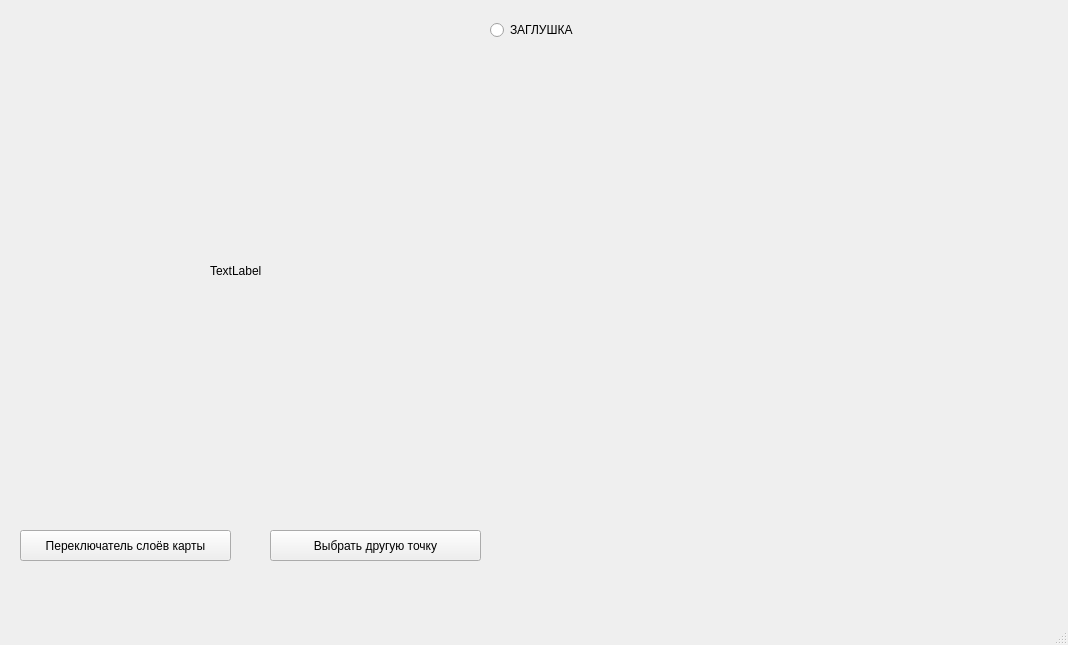
First picture: the form in untitled.ui, repository Vovadoes/Big-task-for-the-Maps-API, before the edit.
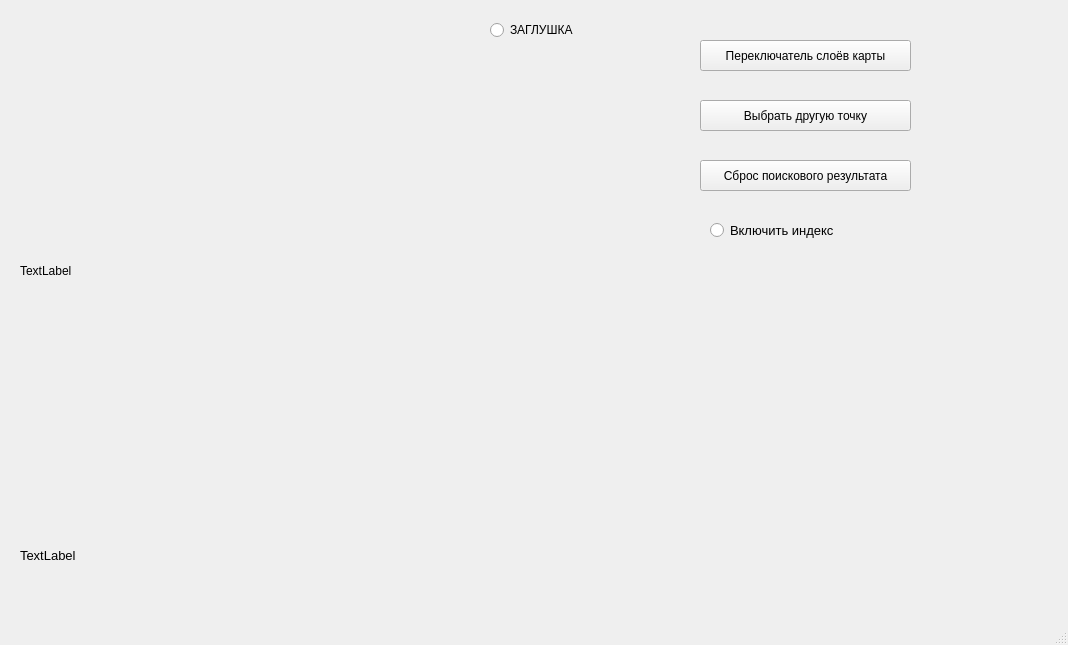
Second picture: the form after the edit.

```diff
--- a/untitled.ui
+++ b/untitled.ui
@@ -17,7 +17,7 @@
    <widget class="QLabel" name="label">
     <property name="geometry">
      <rect>
-      <x>210</x>
+      <x>20</x>
       <y>50</y>
       <width>641</width>
       <height>441</height>
@@ -30,8 +30,8 @@
    <widget class="QPushButton" name="pushButton">
     <property name="geometry">
      <rect>
-      <x>20</x>
-      <y>530</y>
+      <x>700</x>
+      <y>40</y>
       <width>211</width>
       <height>31</height>
      </rect>
@@ -43,8 +43,8 @@
    <widget class="QPushButton" name="pushButton_2">
     <property name="geometry">
      <rect>
-      <x>270</x>
-      <y>530</y>
+      <x>700</x>
+      <y>100</y>
       <width>211</width>
       <height>31</height>
      </rect>
@@ -66,6 +66,55 @@
      <string>ЗАГЛУШКА</string>
     </property>
    </widget>
+   <widget class="QPushButton" name="pushButton_3">
+    <property name="geometry">
+     <rect>
+      <x>700</x>
+      <y>160</y>
+      <width>211</width>
+      <height>31</height>
+     </rect>
+    </property>
+    <property name="text">
+     <string>Сброс поискового результата</string>
+    </property>
+   </widget>
+   <widget class="QLabel" name="label_2">
+    <property name="geometry">
+     <rect>
+      <x>20</x>
+      <y>540</y>
+      <width>1021</width>
+      <height>31</height>
+     </rect>
+    </property>
+    <property name="font">
+     <font>
+      <pointsize>10</pointsize>
+     </font>
+    </property>
+    <property name="text">
+     <string>TextLabel</string>
+    </property>
+   </widget>
+   <widget class="QRadioButton" name="radioButton_2">
+    <property name="geometry">
+     <rect>
+      <x>710</x>
+      <y>220</y>
+      <width>181</width>
+      <height>21</height>
+     </rect>
+    </property>
+    <property name="font">
+     <font>
+      <pointsize>10</pointsize>
+     </font>
+    </property>
+    <property name="text">
+     <string>Включить индекс</string>
+    </property>
+   </widget>
   </widget>
   <widget class="QMenuBar" name="menubar">
    <property name="geometry">
```
